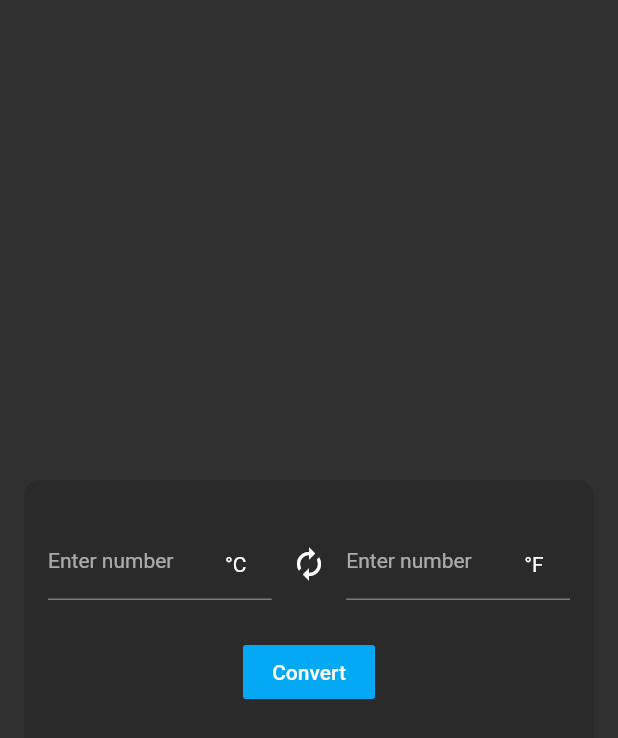
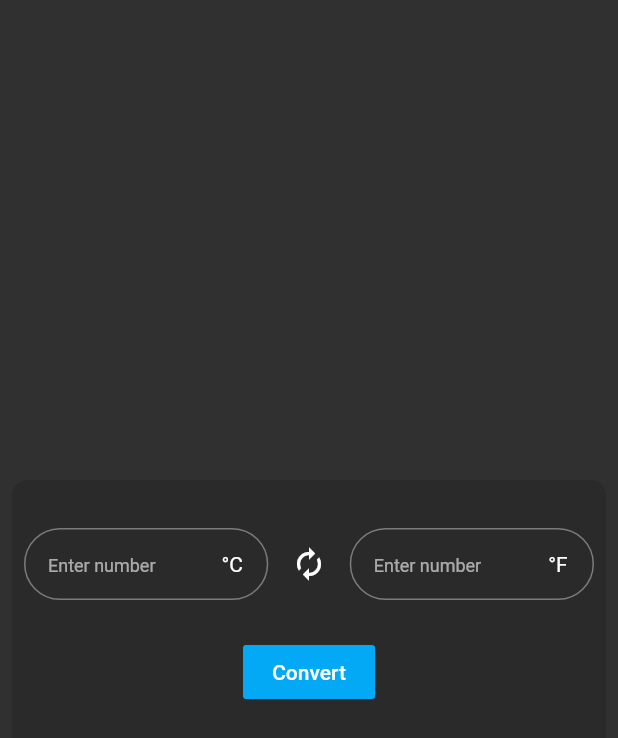
Before and after one commit to nguyenchitien/day01_ex, a Flutter app: the screen it shows after launch, on a phone screen of 412 x 824 dp. Shown: the top 738 px of the screen. Run offline on Flutter 3.47's test engine with Material 2 defaults, Android fonts, the phone set to English and light mode, and no system bars.

Commit message:
Update UI

```diff
--- a/lib/ex_1.dart
+++ b/lib/ex_1.dart
@@ -23,12 +23,21 @@ class _Ex1State extends State<Ex1> {
   Widget build(BuildContext context) {
     return Scaffold(
       resizeToAvoidBottomPadding: false,
-      body: Center(
+      body: InkWell(
+        splashColor: Colors.transparent,
+        onTap: () {
+          FocusScope.of(context).unfocus();
+        },
         child: Container(
-          margin: EdgeInsets.symmetric(horizontal: 16),
-          padding: EdgeInsets.symmetric(horizontal: 16, vertical: 32),
+          width: double.infinity,
+          height: double.infinity,
+          child: Center(
+            child: Container(
+              margin: EdgeInsets.symmetric(horizontal: 8),
+              padding: EdgeInsets.symmetric(horizontal: 8, vertical: 32),
               decoration: BoxDecoration(
-              color: Colors.black12, borderRadius: BorderRadius.circular(10)),
+                  color: Colors.black12,
+                  borderRadius: BorderRadius.circular(10)),
               child: Column(
                 mainAxisSize: MainAxisSize.min,
                 children: [
@@ -48,7 +57,14 @@ class _Ex1State extends State<Ex1> {
                           controller: !tapCInput ? _textController : null,
                           decoration: InputDecoration(
                             hintText: "Enter number",
-                        hintStyle: TextStyle(fontSize: 14),
+                            hintStyle: TextStyle(fontSize: 12),
+                            contentPadding:
+                                EdgeInsets.symmetric(horizontal: 16),
+                            border: OutlineInputBorder(
+                              borderRadius:
+                                  BorderRadius.all(Radius.circular(50.0)),
+                              borderSide: BorderSide(color: Colors.teal),
+                            ),
                             suffixIcon: Container(
                               width: 15,
                               height: 15,
@@ -79,8 +95,14 @@ class _Ex1State extends State<Ex1> {
                           controller: tapCInput ? _textController : null,
                           decoration: InputDecoration(
                             hintText: "Enter number",
-                        hintStyle: TextStyle(fontSize: 14),
-                        // suffixText: "°F",
+                            hintStyle: TextStyle(fontSize: 12),
+                            contentPadding:
+                                EdgeInsets.symmetric(horizontal: 16),
+                            border: OutlineInputBorder(
+                              borderRadius:
+                                  BorderRadius.all(Radius.circular(50.0)),
+                              borderSide: BorderSide(color: Colors.teal),
+                            ),
                             suffixIcon: Container(
                               width: 15,
                               height: 15,
@@ -117,6 +139,8 @@ class _Ex1State extends State<Ex1> {
               ),
             ),
           ),
+        ),
+      ),
     );
   }
 }
```
Lines whose indentation alone changed are shown as unchanged.
